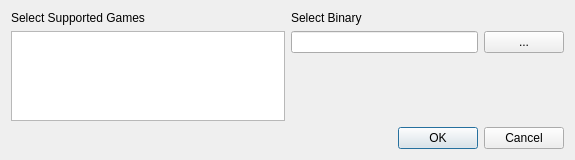
Before: the Qt Designer form tools/nxmhandler/src/addbinarydialog.ui in Holt59/mo2-merge, drawn with Qt 5.
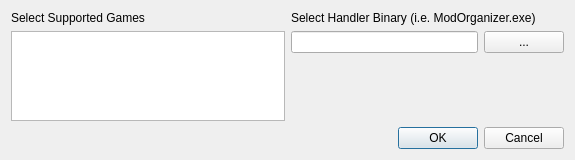
After: the same form once the commit is applied.

```diff
--- a/tools/nxmhandler/src/addbinarydialog.ui
+++ b/tools/nxmhandler/src/addbinarydialog.ui
@@ -39,7 +39,7 @@
        <item>
         <widget class="QLabel" name="label_2">
          <property name="text">
-          <string>Select Binary</string>
+          <string>Select Handler Binary (i.e. ModOrganizer.exe)</string>
          </property>
         </widget>
        </item>
```
